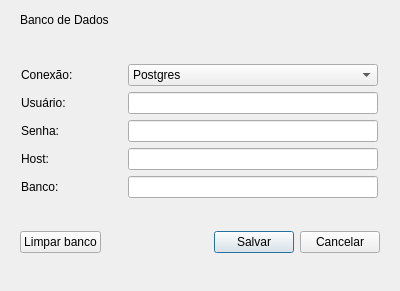
AiltonFidelix/SimuLIS, file forms/dbconfig.ui: the form before one commit.
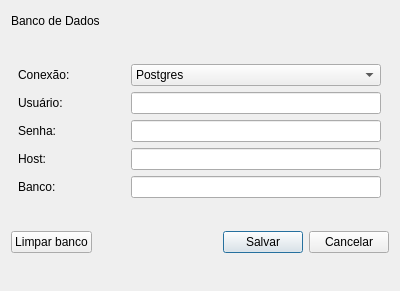
The form after the commit.

Patch:
```diff
--- a/forms/dbconfig.ui
+++ b/forms/dbconfig.ui
@@ -13,15 +13,8 @@
   <property name="windowTitle">
    <string>Configurações</string>
   </property>
-  <widget class="QWidget" name="layoutWidget">
-   <property name="geometry">
-    <rect>
-     <x>20</x>
-     <y>10</y>
-     <width>360</width>
-     <height>271</height>
-    </rect>
-   </property>
+  <layout class="QGridLayout" name="gridLayout">
+   <item row="0" column="0">
    <layout class="QVBoxLayout" name="verticalLayout">
     <item>
      <layout class="QHBoxLayout" name="horizontalLayout_7">
@@ -336,7 +329,8 @@
      </spacer>
     </item>
    </layout>
-  </widget>
+   </item>
+  </layout>
  </widget>
  <resources/>
  <connections/>
```
Lines whose indentation alone changed are shown as unchanged.
